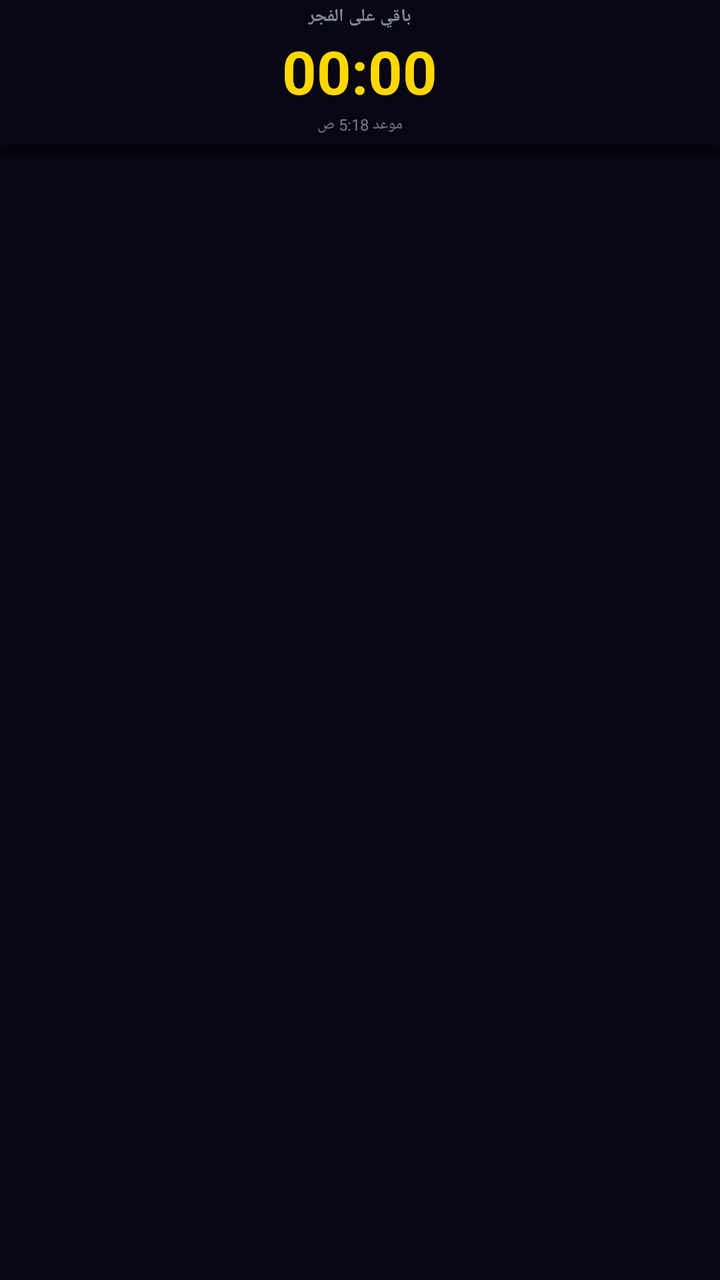
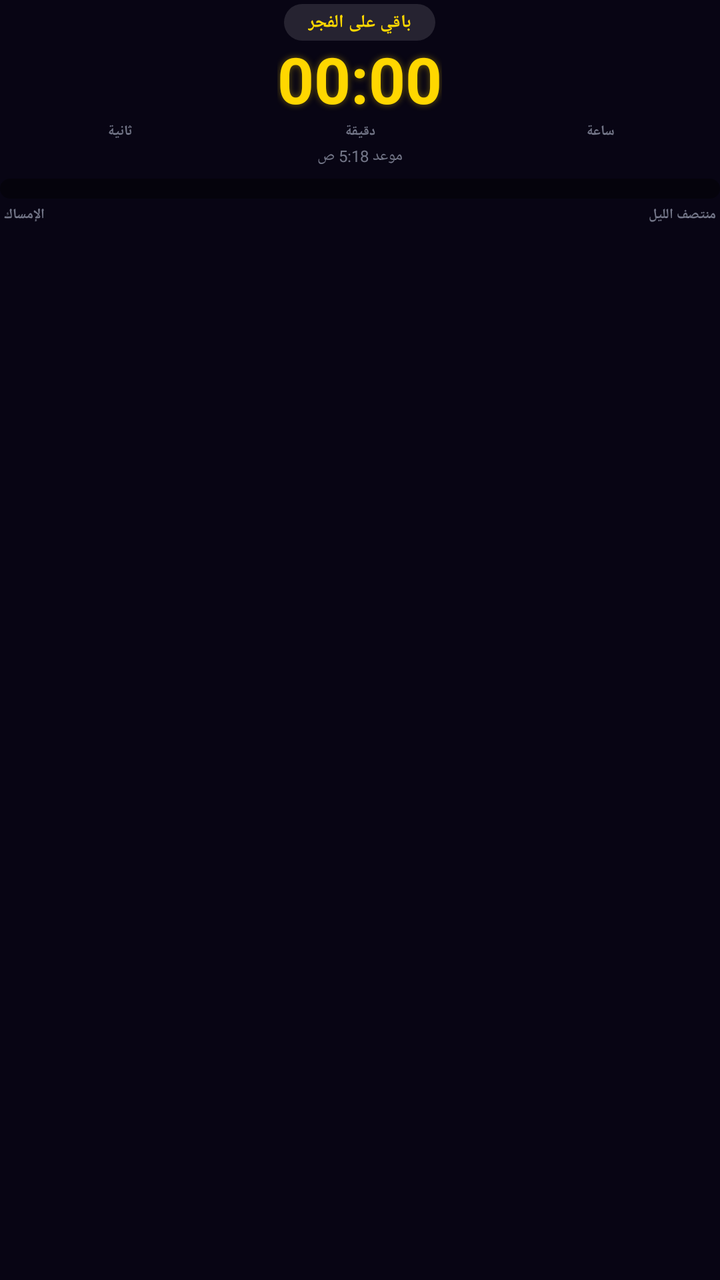

Before-and-after screenshots of an Android layout around one commit, followed by the original layout XML and the change that was made.
<!-- AndroidManifest.xml: application theme Theme.Caliq -->
<!-- res/layout/widget_chrono_large.xml -->
<?xml version="1.0" encoding="utf-8"?>
<LinearLayout xmlns:android="http://schemas.android.com/apk/res/android"
    android:layout_width="match_parent"
    android:layout_height="wrap_content"
    android:layoutDirection="rtl"
    android:gravity="center_horizontal"
    android:orientation="vertical"
    android:paddingTop="2dp"
    android:paddingBottom="2dp">

    <TextView
        android:id="@+id/widget_chrono_label"
        android:layout_width="wrap_content"
        android:layout_height="wrap_content"
        android:text="باقي على الفجر"
        android:textColor="#B3B9C0D4"
        android:textSize="9sp"
        android:textStyle="bold" />

    <Chronometer
        android:id="@+id/widget_chrono"
        android:layout_width="wrap_content"
        android:layout_height="wrap_content"
        android:layoutDirection="ltr"
        android:paddingTop="1dp"
        android:paddingBottom="1dp"
        android:textColor="#FFFFD700"
        android:textSize="30sp"
        android:textStyle="bold" />

    <TextView
        android:id="@+id/widget_chrono_target"
        android:layout_width="wrap_content"
        android:layout_height="wrap_content"
        android:text="موعد 5:18 ص"
        android:textColor="#99B9C0D4"
        android:textSize="8sp" />

    <ProgressBar
        android:id="@+id/widget_chrono_progress"
        style="?android:attr/progressBarStyleHorizontal"
        android:layout_width="match_parent"
        android:layout_height="6dp"
        android:layout_marginTop="5dp"
        android:max="100"
        android:progress="0"
        android:progressDrawable="@drawable/widget_progress" />
</LinearLayout>
<!-- resources referenced by this layout -->
<resources>
  <!-- drawable widget_progress (drawable) -->
  <?xml version="1.0" encoding="utf-8"?>
  <layer-list xmlns:android="http://schemas.android.com/apk/res/android">
      <item android:id="@android:id/background">
          <shape android:shape="rectangle">
              <solid android:color="#66000000" />
              <corners android:radius="99dp" />
          </shape>
      </item>
      <item android:id="@android:id/progress">
          <clip>
              <shape android:shape="rectangle">
                  <gradient
                      android:angle="0"
                      android:startColor="#FFFF9F1C"
                      android:centerColor="#FFFFD700"
                      android:endColor="#FF80A1D4" />
                  <corners android:radius="99dp" />
              </shape>
          </clip>
      </item>
  </layer-list>
  <style name="Theme.Caliq" parent="@android:style/Theme.Material.Light.NoActionBar">
          <item name="android:statusBarColor">@android:color/transparent</item>
          <item name="android:navigationBarColor">@android:color/transparent</item>
          <item name="android:windowLayoutInDisplayCutoutMode">shortEdges</item>
          <item name="android:windowBackground">@drawable/splash_background</item>
      </style>
  <!-- drawable splash_background (drawable) -->
  <?xml version="1.0" encoding="utf-8"?>
  <shape xmlns:android="http://schemas.android.com/apk/res/android"
      android:shape="rectangle">
      <solid android:color="#080514" />
  </shape>
</resources>

<!-- the commit's change to res/layout/widget_chrono_large.xml (unified diff, before → after) -->
@@ -12,8 +12,14 @@
         android:id="@+id/widget_chrono_label"
         android:layout_width="wrap_content"
         android:layout_height="wrap_content"
+        android:background="@drawable/widget_label_pill"
+        android:maxLines="1"
+        android:paddingStart="12dp"
+        android:paddingTop="3dp"
+        android:paddingEnd="12dp"
+        android:paddingBottom="3dp"
         android:text="باقي على الفجر"
-        android:textColor="#B3B9C0D4"
+        android:textColor="#FFFFD700"
         android:textSize="9sp"
         android:textStyle="bold" />
 
@@ -22,16 +28,61 @@
         android:layout_width="wrap_content"
         android:layout_height="wrap_content"
         android:layoutDirection="ltr"
-        android:paddingTop="1dp"
-        android:paddingBottom="1dp"
+        android:layout_marginTop="2dp"
+        android:includeFontPadding="false"
+        android:shadowColor="#66FFD700"
+        android:shadowDx="0"
+        android:shadowDy="0"
+        android:shadowRadius="8"
         android:textColor="#FFFFD700"
-        android:textSize="30sp"
+        android:textSize="32sp"
         android:textStyle="bold" />
+
+    
+    <LinearLayout
+        android:layout_width="match_parent"
+        android:layout_height="wrap_content"
+        android:layout_marginTop="1dp"
+        android:baselineAligned="false"
+        android:orientation="horizontal">
+
+        <TextView
+            android:layout_width="0dp"
+            android:layout_height="wrap_content"
+            android:layout_weight="1"
+            android:gravity="center"
+            android:text="ساعة"
+            android:textColor="#99B9C0D4"
+            android:textSize="7sp"
+            android:textStyle="bold" />
+
+        <TextView
+            android:layout_width="0dp"
+            android:layout_height="wrap_content"
+            android:layout_weight="1"
+            android:gravity="center"
+            android:text="دقيقة"
+            android:textColor="#99B9C0D4"
+            android:textSize="7sp"
+            android:textStyle="bold" />
+
+        <TextView
+            android:layout_width="0dp"
+            android:layout_height="wrap_content"
+            android:layout_weight="1"
+            android:gravity="center"
+            android:text="ثانية"
+            android:textColor="#99B9C0D4"
+            android:textSize="7sp"
+            android:textStyle="bold" />
+    </LinearLayout>
 
     <TextView
         android:id="@+id/widget_chrono_target"
         android:layout_width="wrap_content"
         android:layout_height="wrap_content"
+        android:layout_marginTop="2dp"
+        android:maxLines="1"
         android:text="موعد 5:18 ص"
         android:textColor="#99B9C0D4"
         android:textSize="8sp" />
@@ -40,9 +91,41 @@
         android:id="@+id/widget_chrono_progress"
         style="?android:attr/progressBarStyleHorizontal"
         android:layout_width="match_parent"
-        android:layout_height="6dp"
-        android:layout_marginTop="5dp"
+        android:layout_height="10dp"
+        android:layout_marginTop="6dp"
         android:max="100"
         android:progress="0"
         android:progressDrawable="@drawable/widget_progress" />
+
+    
+    <LinearLayout
+        android:layout_width="match_parent"
+        android:layout_height="wrap_content"
+        android:layout_marginTop="3dp"
+        android:baselineAligned="false"
+        android:orientation="horizontal"
+        android:paddingStart="2dp"
+        android:paddingEnd="2dp">
+
+        <TextView
+            android:id="@+id/widget_progress_start"
+            android:layout_width="0dp"
+            android:layout_height="wrap_content"
+            android:layout_weight="1"
+            android:maxLines="1"
+            android:text="منتصف الليل"
+            android:textColor="#99B9C0D4"
+            android:textSize="7sp"
+            android:textStyle="bold" />
+
+        <TextView
+            android:id="@+id/widget_progress_end"
+            android:layout_width="wrap_content"
+            android:layout_height="wrap_content"
+            android:maxLines="1"
+            android:text="الإمساك"
+            android:textColor="#99B9C0D4"
+            android:textSize="7sp"
+            android:textStyle="bold" />
+    </LinearLayout>
 </LinearLayout>
<!-- resource entries referenced after the edit -->
@@ -1,5 +1,12 @@
 <!-- resources referenced by this layout -->
 <resources>
+  <!-- drawable widget_label_pill (drawable) -->
+  <?xml version="1.0" encoding="utf-8"?>
+  <shape xmlns:android="http://schemas.android.com/apk/res/android"
+      android:shape="rectangle">
+      <solid android:color="#1FFFFFFF" />
+      <corners android:radius="99dp" />
+  </shape>
   <!-- drawable widget_progress (drawable) -->
   <?xml version="1.0" encoding="utf-8"?>
   <layer-list xmlns:android="http://schemas.android.com/apk/res/android">
